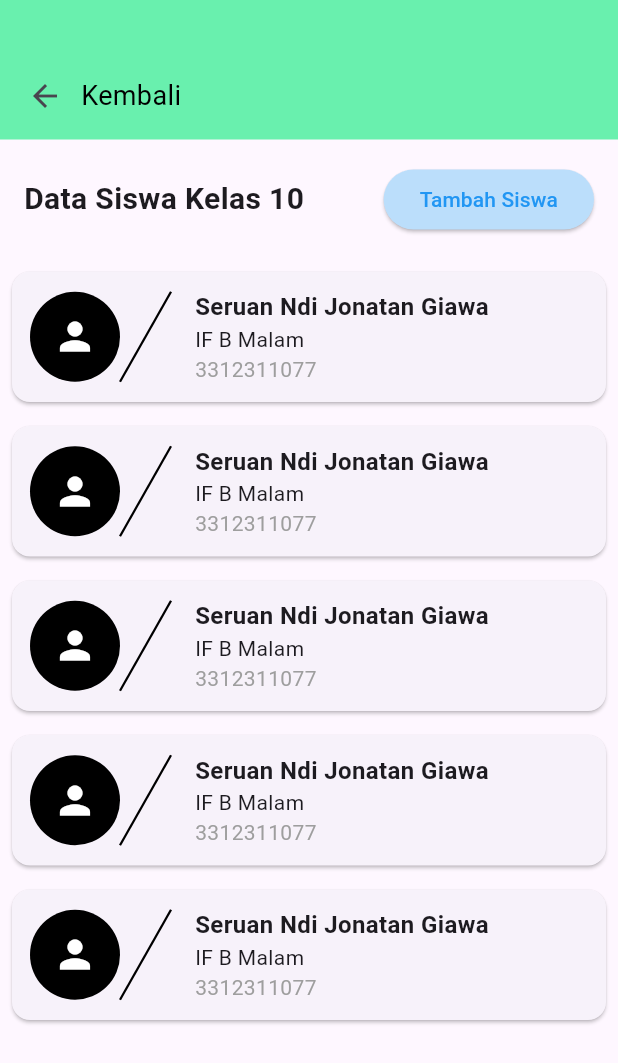
After one commit to Ndi7/Media-Microlearning-Berbasis-Mobile, a Flutter app: the StudentListPage screen opened directly, on a phone screen of 412 x 824 dp. The commit adds this screen. Shown: the top 1063 px of the screen. Run offline on Flutter 3.47's test engine with Material 3 defaults, Android fonts, the light colour scheme and no system bars.

Commit message:
admin Data_Siswa

```diff
--- /dev/null
+++ b/lib/Admin_dataSiswa.dart
@@ -0,0 +1,132 @@
+import 'package:flutter/material.dart';
+
+void main() {
+  runApp(MaterialApp(
+    home: DataSiswaPage(),
+  ));
+}
+
+class DataSiswaPage extends StatelessWidget {
+  @override
+  Widget build(BuildContext context) {
+    return MaterialApp(
+      home: StudentListPage(),
+    );
+  }
+}
+
+class StudentListPage extends StatelessWidget {
+  @override
+  Widget build(BuildContext context) {
+    return Scaffold(
+      body: Column(
+        children: [
+          Container(
+            padding:
+                const EdgeInsets.only(top: 40, left: 6, right: 16, bottom: 5),
+            color: Colors.greenAccent,
+            child: Row(
+              children: [
+                IconButton(
+                  icon: const Icon(Icons.arrow_back),
+                  onPressed: () {
+                    Navigator.pop(context);
+                  },
+                ),
+                const Text(
+                  'Kembali',
+                  style: TextStyle(fontSize: 18, color: Colors.black),
+                ),
+              ],
+            ),
+          ),
+          Padding(
+            padding: const EdgeInsets.all(16.0),
+            child: Row(
+              mainAxisAlignment: MainAxisAlignment.spaceBetween,
+              children: [
+                const Text(
+                  'Data Siswa Kelas 10',
+                  style: TextStyle(fontSize: 20, fontWeight: FontWeight.bold),
+                ),
+                ElevatedButton(
+                  onPressed: () {},
+                  style: ElevatedButton.styleFrom(
+                    backgroundColor: Colors.blue[100],
+                    shape: StadiumBorder(),
+                  ),
+                  child: const Text('Tambah Siswa',
+                      style: TextStyle(color: Colors.blue)),
+                ),
+              ],
+            ),
+          ),
+          Expanded(
+            child: ListView.builder(
+              itemCount: 5,
+              itemBuilder: (context, index) {
+                return StudentCard();
+              },
+            ),
+          ),
+        ],
+      ),
+    );
+  }
+}
+
+class StudentCard extends StatelessWidget {
+  @override
+  Widget build(BuildContext context) {
+    return Card(
+      margin: EdgeInsets.all(8.0),
+      child: Padding(
+        padding: const EdgeInsets.all(12.0),
+        child: Row(
+          children: [
+            const CircleAvatar(
+              radius: 30,
+              backgroundColor: Colors.black,
+              child: Icon(Icons.person, color: Colors.white, size: 30),
+            ),
+            SizedBox(
+              width: 34,
+              child: CustomPaint(
+                painter: DiagonalLinePainter(),
+                size: const Size(16, 60),
+              ),
+            ),
+            const SizedBox(width: 16),
+            const Expanded(
+              child: Column(
+                crossAxisAlignment: CrossAxisAlignment.start,
+                children: [
+                  Text(
+                    'Seruan Ndi Jonatan Giawa',
+                    style: TextStyle(fontWeight: FontWeight.bold, fontSize: 16),
+                  ),
+                  Text('IF B Malam'),
+                  Text('3312311077', style: TextStyle(color: Colors.grey)),
+                ],
+              ),
+            ),
+          ],
+        ),
+      ),
+    );
+  }
+}
+
+class DiagonalLinePainter extends CustomPainter {
+  @override
+  void paint(Canvas canvas, Size size) {
+    final paint = Paint()
+      ..color = Colors.black
+      ..strokeWidth = 1.5;
+
+    canvas.drawLine(Offset(0, size.height), Offset(size.width, 0), paint);
+  }
+
+  @override
+  bool shouldRepaint(CustomPainter oldDelegate) => false;
+}
--- a/lib/login_page.dart
+++ b/lib/login_page.dart
@@ -111,7 +111,7 @@ class _LoginPageState extends State<LoginPage> {
                 backgroundColor: Colors.blue, // Warna background tombol
                 foregroundColor: Colors.white, // Warna teks (foreground) tombol
               ),
-              child: Text('Masuk'),
+              child: const Text('Masuk'),
             ),
           ],
         ),
--- a/lib/main.dart
+++ b/lib/main.dart
@@ -9,7 +9,7 @@ import 'profil.dart';
 import 'Tambah_Materi.dart';
 
 void main() {
-  runApp(MyApp());
+  runApp(const MyApp());
 }
 
 class MyApp extends StatelessWidget {
@@ -23,9 +23,9 @@ class MyApp extends StatelessWidget {
       theme: ThemeData(
         primarySwatch: Colors.blue,
       ),
-      home: LoginPage(),
+      home: const LoginPage(),
       routes: {
-        '/home': (context) => HomePage(),
+        '/home': (context) => const HomePage(),
       },
     );
   }
--- a/lib/riwayat_nilai.dart
+++ b/lib/riwayat_nilai.dart
@@ -28,7 +28,7 @@ class _RiwayatNilaiPageState extends State<RiwayatNilaiPage> {
       // Navigasi ke HomePage
       Navigator.push(
         context,
-        MaterialPageRoute(builder: (context) => HomePage()),
+        MaterialPageRoute(builder: (context) => const HomePage()),
       );
     } else if (index == 2) {
       // Navigasi ke ProfilPage
--- a/lib/unit_page.dart
+++ b/lib/unit_page.dart
@@ -153,7 +153,7 @@ class MateriTile extends StatelessWidget {
           onTap: () {
             // Tampilkan SnackBar ketika item ditekan
             ScaffoldMessenger.of(context).showSnackBar(
-              SnackBar(content: Text('$title')),
+              SnackBar(content: Text(title)),
             );
           },
         ),
```
Also changed, not shown: lib/Kelas.dart (+25 -18 lines), lib/home_page.dart (+42 -39 lines), lib/ubahsandi.dart (+26 -17 lines), 1 other file.
